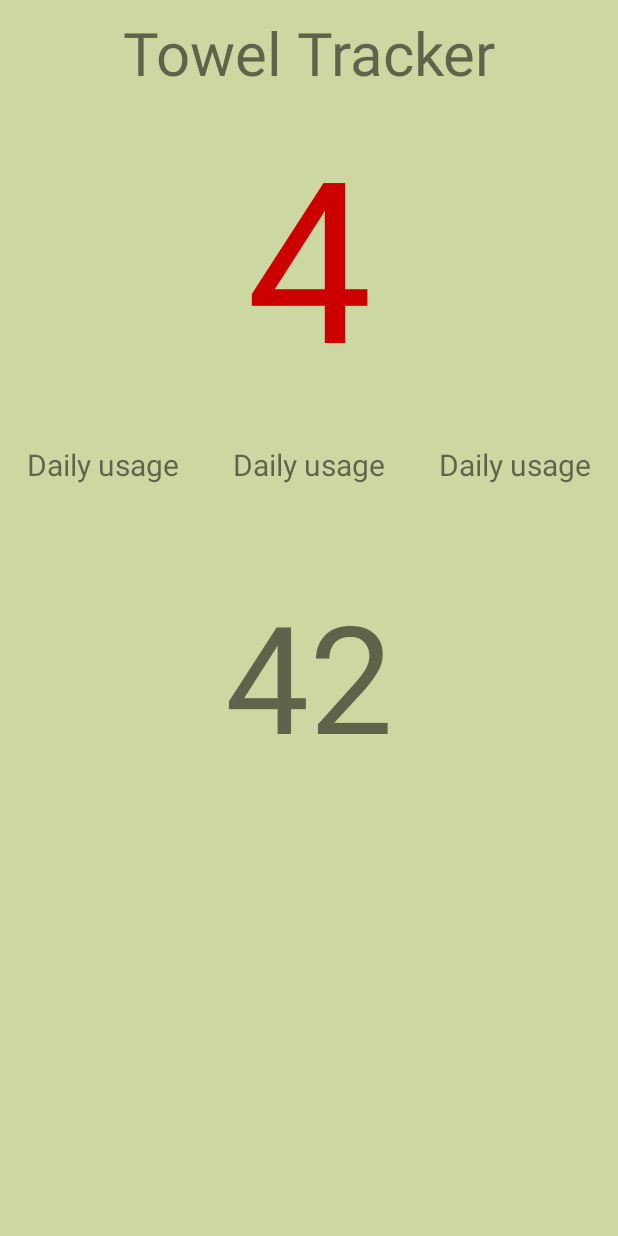
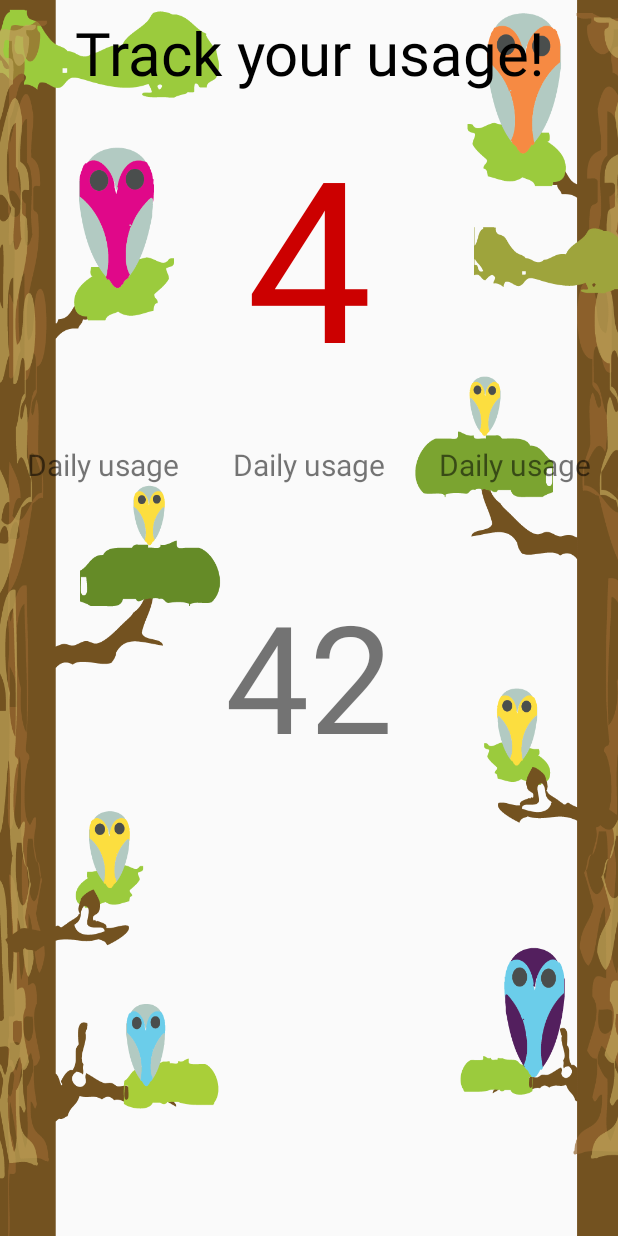
Before and after one commit to IdEA/nwhacks-2015, an Android app: the screen it shows after launch (MainActivity), on a phone screen of 412 x 824 dp. Run offline under Robolectric (Android 15) with nearby library versions, the phone set to English and light mode, and no system bars; libraries missing offline, so code that uses them is left out: com.mikepenz.aboutlibraries, com.mikepenz.iconics, com.mikepenz.materialdrawer, de.keyboardsurfer.android; 2 statements that could not run were skipped.

Commit message:
Next rev

```diff
--- a/Sustain/app/src/main/java/ca/ideasfu/steven/sustain/DispenserFragment.java
+++ b/Sustain/app/src/main/java/ca/ideasfu/steven/sustain/DispenserFragment.java
@@ -20,17 +20,23 @@ import java.io.BufferedReader;
 import java.io.IOException;
 import java.io.InputStream;
 import java.io.InputStreamReader;
-import java.util.ArrayList;
+
+import de.keyboardsurfer.android.widget.crouton.Crouton;
+import de.keyboardsurfer.android.widget.crouton.Style;
 
 /**
  * Created by steven on 14/03/15.
  */
 public class DispenserFragment extends Fragment {
 	static int FIELD_THRESHOLD = 400;
+	int factnm = 0;
+	String facts[] = {"1+1=2", "3+3=2", "f+f=3"};
+	ViewGroup croutonView;
 	TextView big;
 	StringBuilder builder;
 	CircularArray<String> dataSet;
-	int hertz = 5;
+	int getHerz = 5;
+	int infoIntervalSec = 10;
 	Handler updateHandler;
 	String host = "http://206.12.53.185:12000/get/2";
 	Runnable updateRunnable = new Runnable() {
@@ -46,7 +52,20 @@ public class DispenserFragment extends Fragment {
 
 
 			}).start();
-			updateHandler.postDelayed(updateRunnable, 1000/hertz);
+			updateHandler.postDelayed(updateRunnable, 1000/getHerz);
+		}
+	};
+	Runnable infoRunnable = new Runnable() {
+		@Override
+		public void run() {
+			Utils.uiRun(new Runnable() {
+				@Override
+				public void run() {
+					factnm = ++factnm >= facts.length ? 0 : factnm;
+					Crouton.makeText(getActivity(), facts[factnm], Style.CONFIRM, croutonView).show();
+				}
+			});
+			updateHandler.postDelayed(infoRunnable, 1000 * infoIntervalSec);
 		}
 	};
 
@@ -94,12 +113,20 @@ public class DispenserFragment extends Fragment {
 		}
 	}
 
-	void startRepeatingTask() {
+	void startGetTask() {
 		updateRunnable.run();
 	}
 
-	void stopRepeatingTask() {
+	void stopGetTask() {
 		updateHandler.removeCallbacks(updateRunnable);
+	}
+
+	void startInfoTask() {
+		infoRunnable.run();
+	}
+
+	void stopInfoTask() {
+		updateHandler.removeCallbacks(infoRunnable);
 	}
 
 	@Override
@@ -108,8 +135,9 @@ public class DispenserFragment extends Fragment {
 		debug("onCreate");
 		builder = new StringBuilder();
 		updateHandler = new Handler();
-		dataSet = new CircularArray<>(hertz*10);
-		startRepeatingTask();
+		dataSet = new CircularArray<>(getHerz*10);
+		startGetTask();
+		startInfoTask();
 	}
 
 	@Override
@@ -117,6 +145,7 @@ public class DispenserFragment extends Fragment {
 		debug("onCreateView");
 
 		View view = inflater.inflate(R.layout.dispenser_layout, container, false);
+		croutonView = (ViewGroup)view.findViewById(R.id.crouton);
 		big = (TextView)view.findViewById(R.id.disp_big);
 		return view;
 	}
--- a/Sustain/app/src/main/java/ca/ideasfu/steven/sustain/MainActivity.java
+++ b/Sustain/app/src/main/java/ca/ideasfu/steven/sustain/MainActivity.java
@@ -32,8 +32,6 @@ public class MainActivity extends ActionBarActivity {
 	public static final String DRAWER_DISPENSER_TAG = "TAG1";
 	public static final int DRAWER_USER_ID = 20;
 	public static final String DRAWER_USER_TAG = "TAG2";
-
-	public Handler runOnUIThread = new Handler(Looper.getMainLooper());
 
 	private Drawer.Result leftDrawer;
 
--- a/Sustain/app/src/main/res/layout/dispenser_layout.xml
+++ b/Sustain/app/src/main/res/layout/dispenser_layout.xml
@@ -3,15 +3,17 @@
               android:orientation="vertical"
               android:layout_width="match_parent"
               android:layout_height="match_parent"
-              android:background="#CCD7A2">
+              android:background="@mipmap/trees">
 
+    <!--android:background="#CCD7A2">-->
     <TextView
         android:layout_width="fill_parent"
         android:layout_height="70dp"
         android:id="@+id/disp_title"
         android:gravity="center"
         android:textSize="40sp"
-        android:text="Towel Tracker"/>
+        android:textColor="@android:color/black"
+        android:text="Track your usage!"/>
 
     <TextView
         android:id="@+id/disp_big"
@@ -62,4 +64,10 @@
         android:textSize="100sp"
         android:text="42"/>
 
+    <LinearLayout
+        android:id="@+id/crouton"
+        android:orientation="vertical"
+        android:gravity="bottom"
+        android:layout_width="wrap_content"
+        android:layout_height="wrap_content"></LinearLayout>
 </LinearLayout>
```
Also changed, not shown: Sustain/app/src/main/res/mipmap-hdpi/trees.jpg (added), 1 other file.
